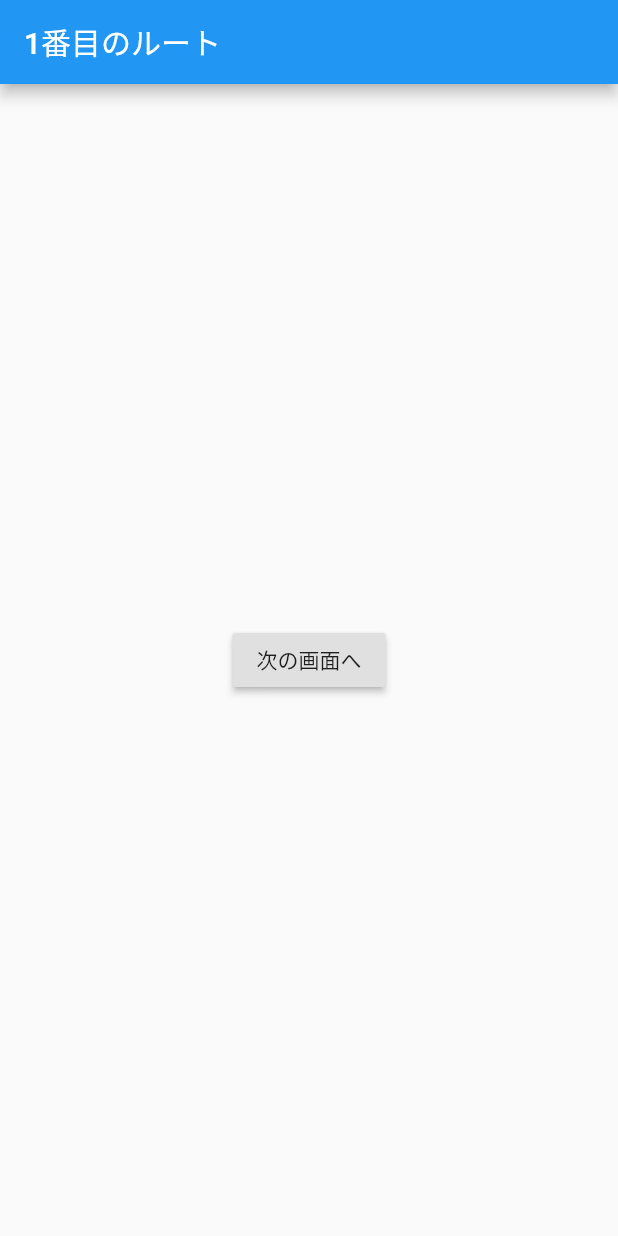
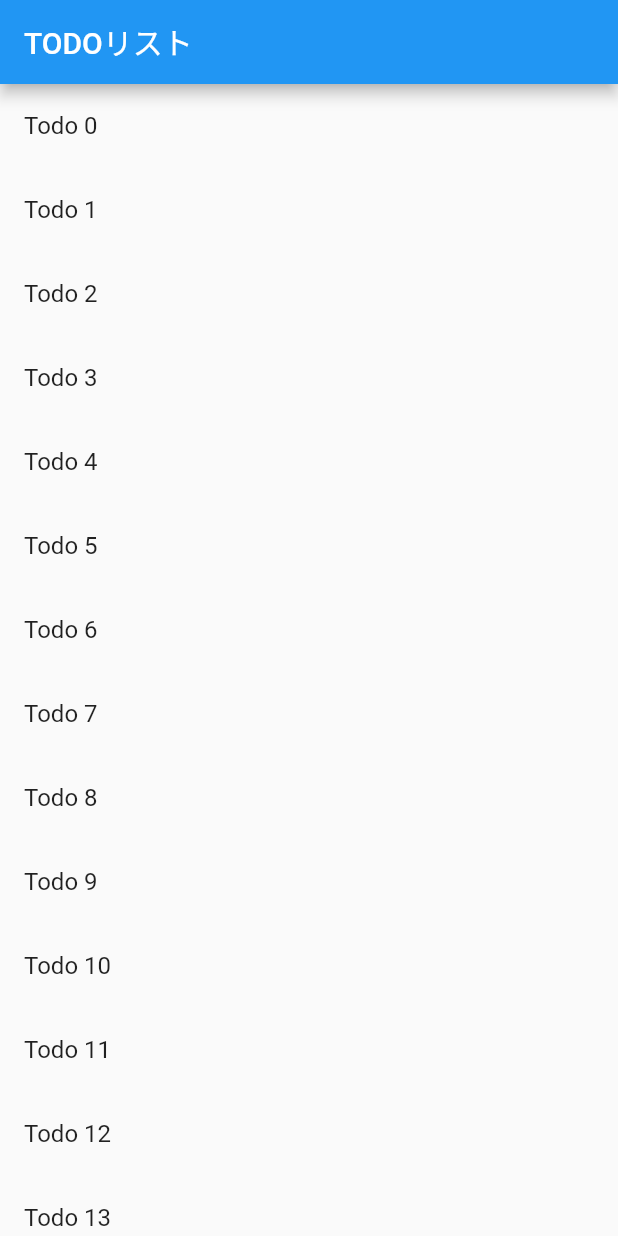
Before and after one commit to tsukahara-hirokazu/flutter-sample, a Flutter app: the screen it shows after launch, on a phone screen of 412 x 824 dp. Run offline on Flutter 3.47's test engine with Material 2 defaults, Android fonts, the phone set to English and light mode, and no system bars.

Commit message:
Navigation on Todo List

```diff
--- a/lib/main.dart
+++ b/lib/main.dart
@@ -1,4 +1,13 @@
 import 'package:flutter/material.dart';
+
+class Todo {
+  final String title;
+  final String description;
+
+  Todo({@required this.title, @required this.description})
+      : assert(title != null),
+        assert(description != null);
+}
 
 void main() => runApp(MyApp());
 
@@ -6,44 +15,60 @@ class MyApp extends StatelessWidget {
   @override
   Widget build(BuildContext context) => MaterialApp(
         title: "Navigation",
-        initialRoute: "/",
-        routes: {
-          "/": (context) => FirstScreen(),
-          "/second": (context) => SecondScreen(),
-        },
+        home: TodoScreen(
+            todos: List<Todo>.generate(
+          20,
+          (i) => Todo(title: "$Todo $i", description: "Todo $i の詳細"),
+        )),
       );
 }
 
-class FirstScreen extends StatelessWidget {
+class TodoScreen extends StatelessWidget {
+  final List<Todo> _todos;
+
+  TodoScreen({Key key, @required List<Todo> todos})
+      : assert(todos != null),
+        this._todos = todos,
+        super(key: key);
+
   @override
   Widget build(BuildContext context) => Scaffold(
         appBar: AppBar(
-          title: Text("1番目のルート"),
+          title: Text("TODOリスト"),
         ),
-        body: Center(
-          child: RaisedButton(
-            onPressed: () {
-              Navigator.pushNamed(context, "/second");
+        body: ListView.builder(
+          itemCount: _todos.length,
+          itemBuilder: (context, index) => ListTile(
+            title: Text(_todos[index].title),
+            onTap: () {
+              Navigator.push(
+                context,
+                MaterialPageRoute(
+                  builder: (context) => DetailScreen(todo: _todos[index]),
+                ),
+              );
             },
-            child: Text("次の画面へ"),
           ),
         ),
       );
 }
 
-class SecondScreen extends StatelessWidget {
+class DetailScreen extends StatelessWidget {
+  final Todo _todo;
+
+  DetailScreen({Key key, @required Todo todo})
+      : assert(todo != null),
+        this._todo = todo,
+        super(key: key);
+
   @override
   Widget build(BuildContext context) => Scaffold(
         appBar: AppBar(
-          title: Text("2番目のルート"),
+          title: Text(_todo.title),
         ),
-        body: Center(
-          child: RaisedButton(
-            onPressed: () {
-              Navigator.pop(context);
-            },
-            child: Text("戻る"),
-          ),
+        body: Padding(
+          padding: EdgeInsets.all(16.0),
+          child: Text(_todo.description),
         ),
       );
 }
```
